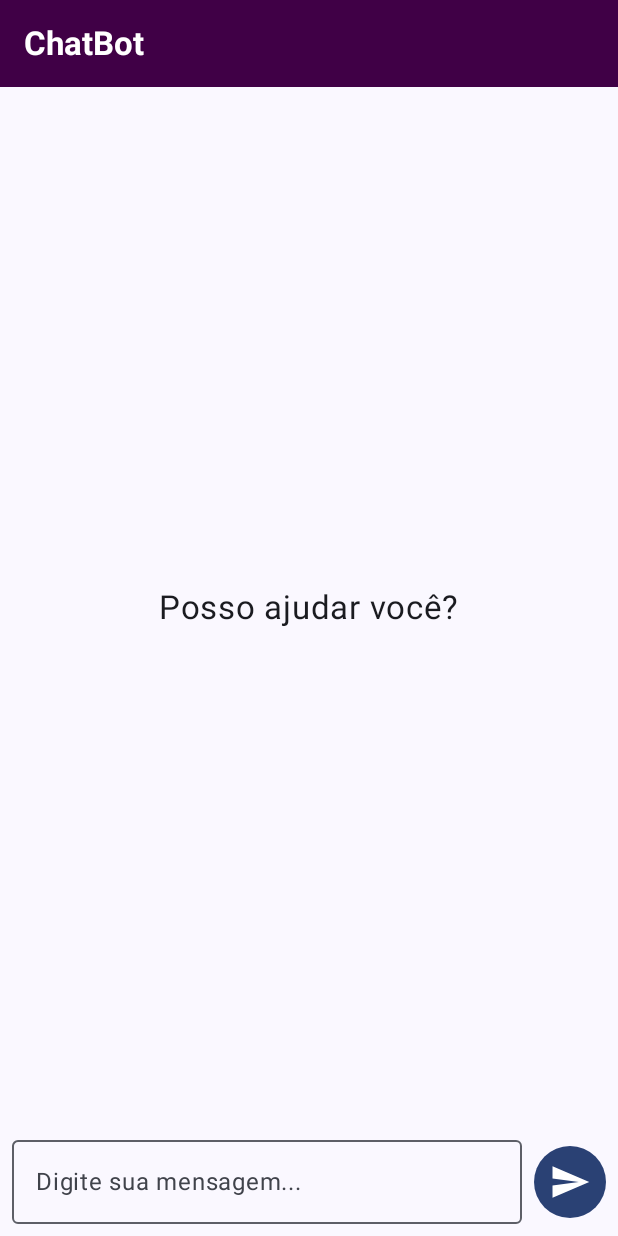
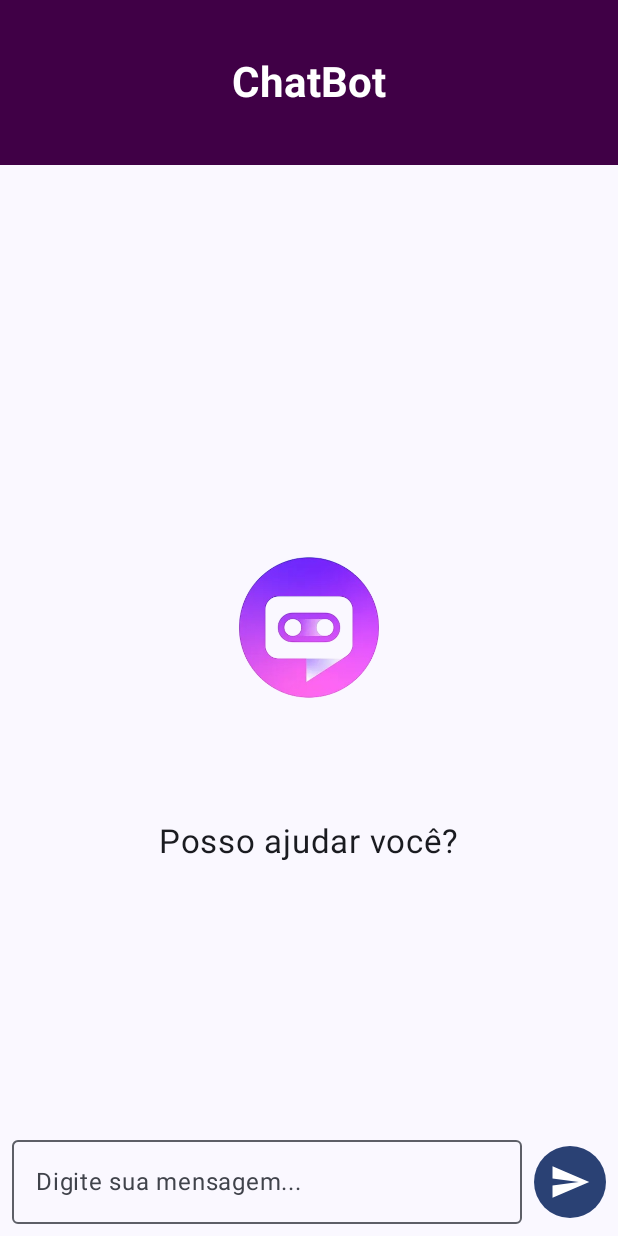
Before and after one commit to anne-pinho/chatbot_IA, an Android app built with Jetpack Compose: the screen it shows after launch (MainActivity), on a phone screen of 412 x 824 dp. Run offline under Robolectric (Android 15) with nearby library versions, the phone set to English and light mode, and no system bars; libraries missing offline, so code that uses them is left out: com.google.ai.client.

```diff
--- a/app/src/main/AndroidManifest.xml
+++ b/app/src/main/AndroidManifest.xml
@@ -6,9 +6,9 @@
         android:allowBackup="true"
         android:dataExtractionRules="@xml/data_extraction_rules"
         android:fullBackupContent="@xml/backup_rules"
-        android:icon="@mipmap/ic_launcher"
+        android:icon="@mipmap/ic_logo"
         android:label="@string/app_name"
-        android:roundIcon="@mipmap/ic_launcher_round"
+        android:roundIcon="@mipmap/ic_logo"
         android:supportsRtl="true"
         android:theme="@style/Theme.Chatbot_IA"
         tools:targetApi="31">
--- a/app/src/main/java/com/example/chatbot_ia/components/AppHeader.kt
+++ b/app/src/main/java/com/example/chatbot_ia/components/AppHeader.kt
@@ -6,11 +6,15 @@ import androidx.compose.foundation.layout.fillMaxSize
 import androidx.compose.foundation.layout.fillMaxWidth
 import androidx.compose.foundation.layout.height
 import androidx.compose.foundation.layout.padding
+import androidx.compose.foundation.layout.statusBarsPadding
+import androidx.compose.foundation.layout.systemBarsPadding
 import androidx.compose.material.Text
 import androidx.compose.runtime.Composable
+import androidx.compose.ui.Alignment
 import androidx.compose.ui.Modifier
 import androidx.compose.ui.graphics.Color
 import androidx.compose.ui.text.font.FontWeight
+import androidx.compose.ui.text.style.TextAlign
 import androidx.compose.ui.tooling.preview.Preview
 import androidx.compose.ui.unit.dp
 import androidx.compose.ui.unit.sp
@@ -19,15 +23,19 @@ import androidx.compose.ui.unit.sp
 fun AppHeader() {
     Box(
         modifier = Modifier
+            .height(110.dp)
             .fillMaxWidth()
             .background(Color(0xFF400046))
+            .statusBarsPadding(),
+        contentAlignment = Alignment.Center
+
     ) {
         Text(
             text = "ChatBot",
-            modifier = Modifier.padding(16.dp),
+            modifier = Modifier.padding(horizontal = 16.dp),
             color = Color.White,
             fontWeight = FontWeight.Bold,
-            fontSize = 22.sp
+            fontSize = 28.sp
         )
     }
 }
--- a/app/src/main/java/com/example/chatbot_ia/components/MessageList.kt
+++ b/app/src/main/java/com/example/chatbot_ia/components/MessageList.kt
@@ -8,13 +8,16 @@ import androidx.compose.foundation.layout.fillMaxSize
 import androidx.compose.foundation.layout.size
 import androidx.compose.foundation.lazy.LazyColumn
 import androidx.compose.foundation.lazy.items
+import androidx.compose.material3.Icon
 import androidx.compose.material3.Text
 import androidx.compose.runtime.Composable
 import androidx.compose.ui.Alignment
 import androidx.compose.ui.Modifier
+import androidx.compose.ui.res.painterResource
 import androidx.compose.ui.tooling.preview.Preview
 import androidx.compose.ui.unit.dp
 import androidx.compose.ui.unit.sp
+import com.example.chatbot_ia.R
 import com.example.chatbot_ia.model.ModelActivity
 
 
@@ -29,6 +32,12 @@ fun MessageList(
             horizontalAlignment = Alignment.CenterHorizontally,
             verticalArrangement = Arrangement.Center
         ) {
+            Image(
+                painterResource(R.drawable.ic_icon),
+                contentDescription = "Logo",
+                modifier = Modifier.size(260.dp)
+            )
+
             Text(
                 text = "Posso ajudar você?",
                 fontSize = 22.sp
@@ -52,7 +61,7 @@ fun MessageListPreview() {
     MessageList(
         messageList = listOf(
             ModelActivity("Olá", "Usuário"),
-             ModelActivity("Oi, como posso ajudar?", "exemplo")
+            ModelActivity("Oi, como posso ajudar?", "exemplo")
         )
     )
 }
--- a/app/src/main/java/com/example/chatbot_ia/ui/theme/Color.kt
+++ b/app/src/main/java/com/example/chatbot_ia/ui/theme/Color.kt
@@ -10,5 +10,5 @@ val Purple40 = Color(0xFF6650a4)
 val PurpleGrey40 = Color(0xFF625b71)
 val Pink40 = Color(0xFF7D5260)
 
-val ColorModelMessage = Color(0xFF03A9F4)
-val ColorUserMessage = Color(0xFFBBA1F1)
+val ColorModelMessage = Color(0xFFAD98CD)
+val ColorUserMessage = Color(0xFF3F51B5)
```
Also changed, not shown: app/src/main/res/drawable/ic_icon.PNG (added), app/src/main/res/mipmap-hdpi/ic_logo.PNG (added).
